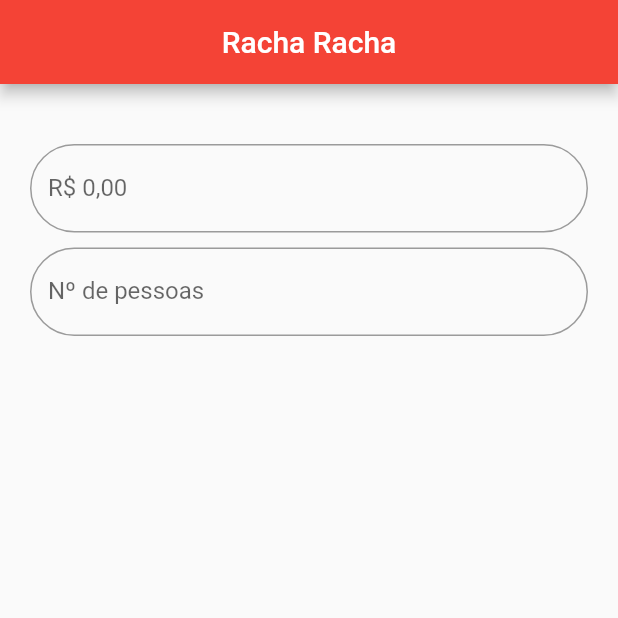
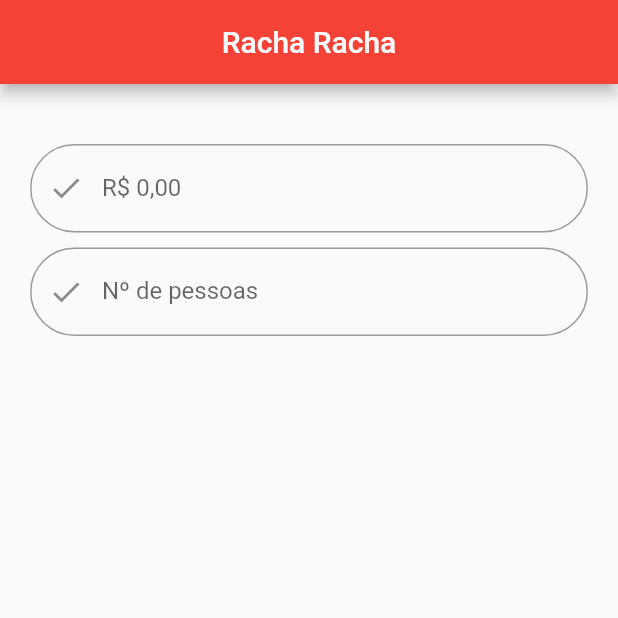
Before and after one commit to ivictoruan/rachaconta, a Flutter app: the screen it shows after launch, on a phone screen of 412 x 824 dp, the top half of it. Run offline on Flutter 3.47's test engine with Material 2 defaults, Android fonts, the light colour scheme and no system bars.

Commit message:
Add icones nos textButton

```diff
--- a/lib/src/core/widgets/custom_text_field.dart
+++ b/lib/src/core/widgets/custom_text_field.dart
@@ -14,8 +14,13 @@ class CustomTextField extends StatelessWidget {
     return TextField(
               decoration: InputDecoration(
                 labelText: labelText,
+                hintText: "Digite o $labelText",
+                prefixIcon: const Icon(Icons.done),
+                // icon: Icons.ac_unit_outlined,
                 border: const OutlineInputBorder(
+                  // borderSide: BorderSide(color: Colors.green, width: 2.0),
                   borderRadius: BorderRadius.all(Radius.circular(40.0)),
+
                 ),
               ),
             );
```
Also changed, not shown: lib/src/screens/home_screen.dart (line endings or trailing spaces).
